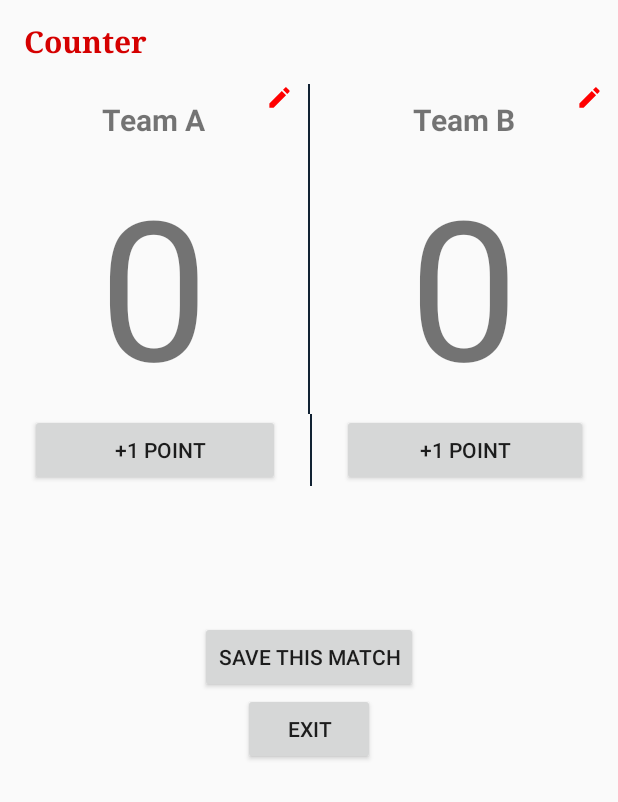
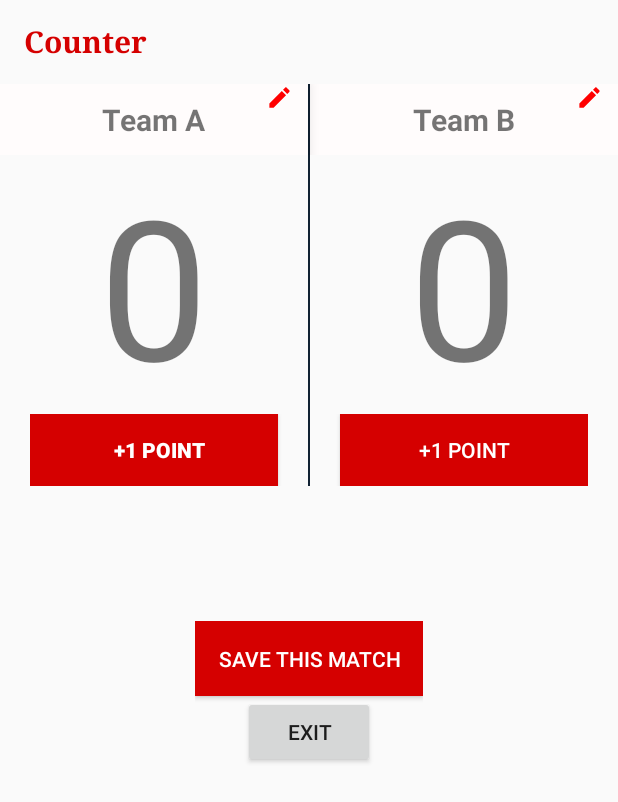
Before and after one commit to anisssal/CounterApp, an Android app: the FootballCounter screen opened directly, with no data from a screen before it, on a phone screen of 412 x 824 dp. Shown: the top 802 px of the screen. Run offline under Robolectric (Android 15) with nearby library versions, the phone set to English and light mode, and no system bars; 3 statements that could not run were skipped.

Commit message:
fix error

```diff
--- a/app/src/main/java/com/example/z/counter/activity/FootballCounter.java
+++ b/app/src/main/java/com/example/z/counter/activity/FootballCounter.java
@@ -89,7 +89,7 @@ public class FootballCounter extends AppCompatActivity implements View.OnClickLi
 
     private void setScore(TextView score) {
         int a = Integer.parseInt((score.getText().toString())) + 1;
-        score.setText(a + "");
+        score.setText(a+"");
 
 
     }
--- a/app/src/main/res/layout/activity_football_counter.xml
+++ b/app/src/main/res/layout/activity_football_counter.xml
@@ -14,6 +14,8 @@
         android:orientation="horizontal">
 
         <RelativeLayout
+            android:elevation="5dp"
+            android:background="#fffcfc"
             android:id="@+id/relativeTeamA"
             android:layout_width="match_parent"
             android:layout_height="wrap_content"
@@ -48,6 +50,8 @@
             android:background="#123"></View>
 
         <RelativeLayout
+            android:background="#fffcfc"
+
             android:id="@+id/relativeTeamB"
             android:layout_width="match_parent"
             android:layout_height="wrap_content"
@@ -116,6 +120,8 @@
 
 
         <Button
+            style="@style/butonred"
+            android:textStyle="bold"
             android:id="@+id/goalA"
             android:layout_marginRight="20dp"
             android:layout_weight="1"
@@ -132,6 +138,8 @@
 
 
         <Button
+            style="@style/butonred"
+
             android:id="@+id/goalB"
             android:layout_marginLeft="20dp"
             android:layout_weight="1"
@@ -151,7 +159,9 @@
 
 
         <Button
+            android:padding="15dp"
             android:id="@+id/btnSave"
+            style="@style/butonred"
             android:text="Save This Match"
             android:layout_width="wrap_content"
             android:layout_height="wrap_content" />
--- a/app/src/main/res/values/styles.xml
+++ b/app/src/main/res/values/styles.xml
@@ -24,5 +24,10 @@
         <item name="android:background">@color/red</item>
     </style>
 
+    <style name="butonred" parent="Base.Widget.AppCompat.Button.Colored">
+        <item name="android:background">@color/red</item>
+        <item name="android:textColor">@color/mdtp_white</item>
+    </style>
+
 
 </resources>
```
Also changed, not shown: app/src/main/res/layout/login.xml (+8 -2 lines).
